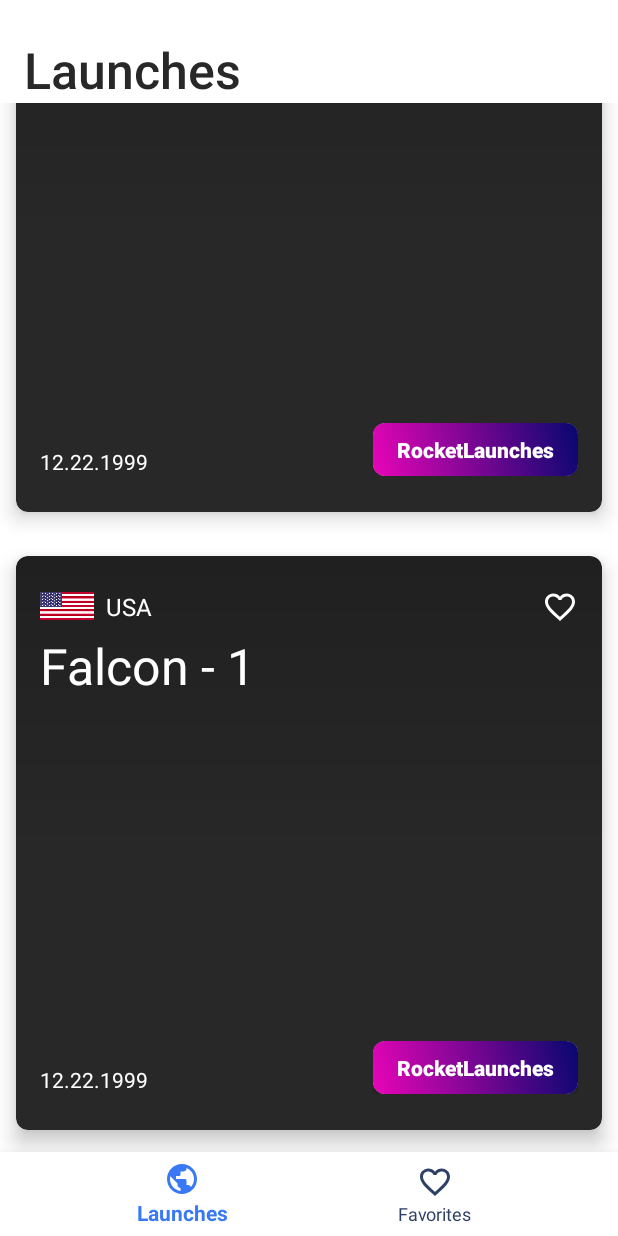
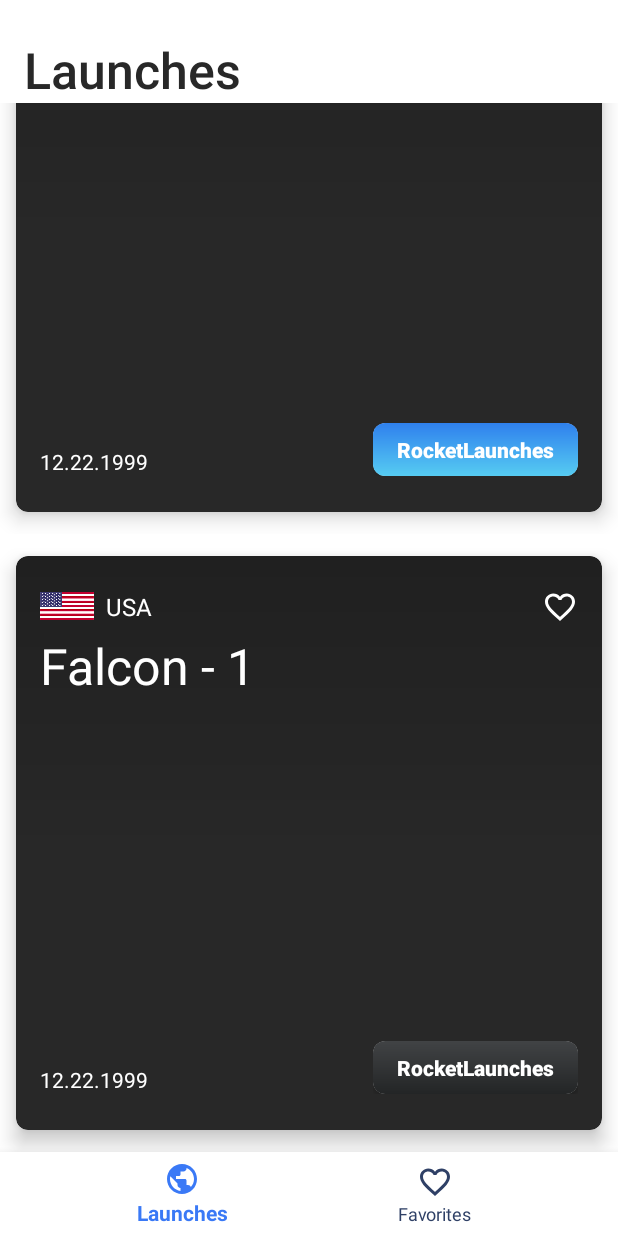
Before and after one commit to shevart/AndroidCleanArchitecture, an Android app: the screen it shows after launch (MainActivity), scrolled down 948 dp, on a phone screen of 412 x 824 dp. Run offline under Robolectric (Android 15) with nearby library versions, the phone set to English and light mode, and no system bars; our stand-ins replace Dagger/Hilt's generated code, Picasso, RxJava; pictures from the network do not load.

Commit message:
screens-structure - work with launches list ui, add gradients resources for launch status

```diff
--- a/presentation/src/main/java/com/shevart/rocketlaunches/screen/home/launches/LaunchesListFragment.kt
+++ b/presentation/src/main/java/com/shevart/rocketlaunches/screen/home/launches/LaunchesListFragment.kt
@@ -39,7 +39,7 @@ class LaunchesListFragment : AbsMvvmFragment<LaunchesListViewModel>() {
                     date = "12.22.1999",
                     status = UILaunchStatus(
                         statusResId = R.string.app_name,
-                        backgroundResId = R.drawable.gradient_splash_bg
+                        backgroundResId = R.drawable.gradient_status_green
                     ),
                     imageUrl = "https://s3.amazonaws.com/launchlibrary/RocketImages/Falcon1.jpg_720.jpg"
                 ),
@@ -52,7 +52,7 @@ class LaunchesListFragment : AbsMvvmFragment<LaunchesListViewModel>() {
                     date = "12.22.1999",
                     status = UILaunchStatus(
                         statusResId = R.string.app_name,
-                        backgroundResId = R.drawable.gradient_splash_bg
+                        backgroundResId = R.drawable.gradient_status_red
                     ),
                     imageUrl = "https://s3.amazonaws.com/launchlibrary/RocketImages/Falcon+9+v1.0_720.jpg"
                 ),
@@ -65,7 +65,7 @@ class LaunchesListFragment : AbsMvvmFragment<LaunchesListViewModel>() {
                     date = "12.22.1999",
                     status = UILaunchStatus(
                         statusResId = R.string.app_name,
-                        backgroundResId = R.drawable.gradient_splash_bg
+                        backgroundResId = R.drawable.gradient_status_blue
                     )
                 ),
                 UILaunch(
@@ -77,7 +77,7 @@ class LaunchesListFragment : AbsMvvmFragment<LaunchesListViewModel>() {
                     date = "12.22.1999",
                     status = UILaunchStatus(
                         statusResId = R.string.app_name,
-                        backgroundResId = R.drawable.gradient_splash_bg
+                        backgroundResId = R.drawable.gradient_status_grey
                     )
                 )
             )
--- /dev/null
+++ b/presentation/src/main/res/drawable/gradient_status_blue.xml
@@ -0,0 +1,8 @@
+<?xml version="1.0" encoding="utf-8"?>
+<shape xmlns:android="http://schemas.android.com/apk/res/android">
+    <gradient
+        android:angle="90"
+        android:endColor="@color/statusBlueEnd"
+        android:startColor="@color/statusBlueStart"
+        android:type="linear" />
+</shape>
--- /dev/null
+++ b/presentation/src/main/res/drawable/gradient_status_green.xml
@@ -0,0 +1,8 @@
+<?xml version="1.0" encoding="utf-8"?>
+<shape xmlns:android="http://schemas.android.com/apk/res/android">
+    <gradient
+        android:angle="90"
+        android:endColor="@color/statusGreenEnd"
+        android:startColor="@color/statusGreenStart"
+        android:type="linear" />
+</shape>
--- /dev/null
+++ b/presentation/src/main/res/drawable/gradient_status_grey.xml
@@ -0,0 +1,8 @@
+<?xml version="1.0" encoding="utf-8"?>
+<shape xmlns:android="http://schemas.android.com/apk/res/android">
+    <gradient
+        android:angle="90"
+        android:endColor="@color/statusGreyEnd"
+        android:startColor="@color/statusGreyStart"
+        android:type="linear" />
+</shape>
--- /dev/null
+++ b/presentation/src/main/res/drawable/gradient_status_red.xml
@@ -0,0 +1,8 @@
+<?xml version="1.0" encoding="utf-8"?>
+<shape xmlns:android="http://schemas.android.com/apk/res/android">
+    <gradient
+        android:angle="90"
+        android:endColor="@color/statusRedEnd"
+        android:startColor="@color/statusRedStart"
+        android:type="linear" />
+</shape>
--- a/presentation/src/main/res/values/colors.xml
+++ b/presentation/src/main/res/values/colors.xml
@@ -9,4 +9,13 @@
     <color name="greyDark">#282828</color>
 
     <color name="blackAlpha20">#33000000</color>
+
+    <color name="statusGreenStart">#7ab402</color>
+    <color name="statusGreenEnd">#4eba1a</color>
+    <color name="statusRedStart">#FF416C</color>
+    <color name="statusRedEnd">#FF4B2B</color>
+    <color name="statusBlueStart">#56CCF2</color>
+    <color name="statusBlueEnd">#2F80ED</color>
+    <color name="statusGreyStart">#232526</color>
+    <color name="statusGreyEnd">#414345</color>
 </resources>
```
